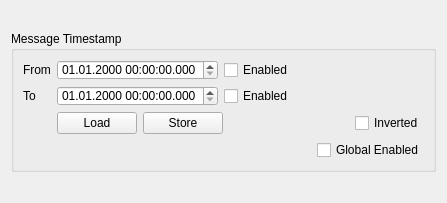
Qt form R_Visualizer/MessageFilter/MsgTimespanFilter/ui/msgtimespanfilterwidget.ui (NeverKnewTheName/R_Visualizer) before a commit.
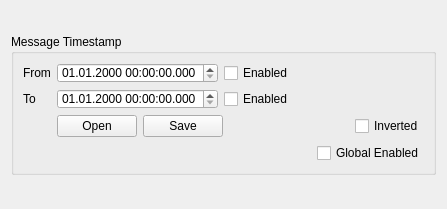
The same form after that commit.

Commit message: Automatic disconnect of MainWindow from InterfaceHandler; SendMsgSingle does now make use of MsgWidget; AddToPackage is now supported by SendMsgSingleWidget; began to rename Load and Store with Open and Save for consistency with the platform; WIP

What changed in the file:
```diff
--- a/R_Visualizer/MessageFilter/MsgTimespanFilter/ui/msgtimespanfilterwidget.ui
+++ b/R_Visualizer/MessageFilter/MsgTimespanFilter/ui/msgtimespanfilterwidget.ui
@@ -7,7 +7,7 @@
     <x>0</x>
     <y>0</y>
     <width>447</width>
-    <height>203</height>
+    <height>209</height>
    </rect>
   </property>
   <property name="windowTitle">
@@ -174,14 +174,14 @@
         <item>
          <widget class="QPushButton" name="filterTimestampLoadBtn">
           <property name="text">
-           <string>Load</string>
+           <string>Open</string>
           </property>
          </widget>
         </item>
         <item>
          <widget class="QPushButton" name="filterTimestampSaveBtn">
           <property name="text">
-           <string>Store</string>
+           <string>Save</string>
           </property>
          </widget>
         </item>
```
Left out of the diff: 36 changed lines with no effect on the pictures. The commit also changes 16 other files.
